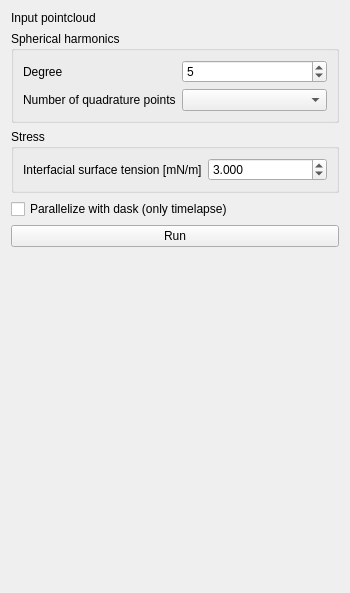
Above: src/napari_stress/_measurements/toolbox.ui from campaslab/napari-stress before the change. Below: the same form after it.
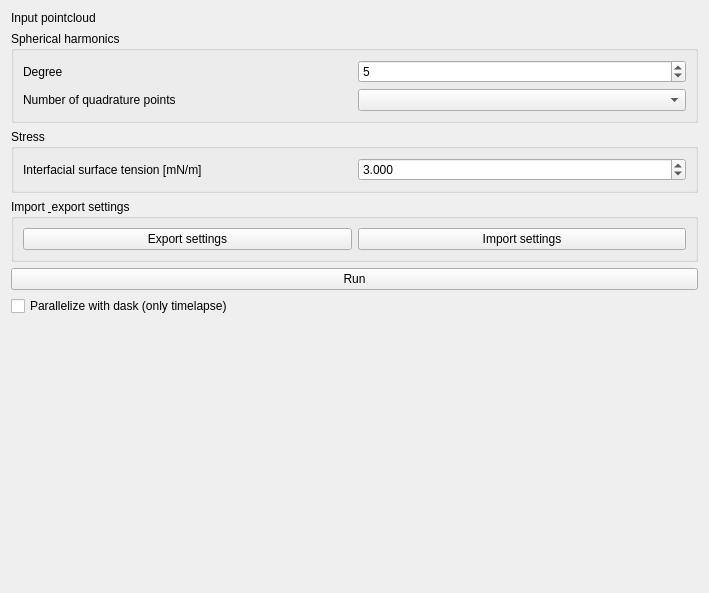
That is the form after the change.

Commit message: added import/export to stress measurement toolbox

```diff
--- a/src/napari_stress/_measurements/toolbox.ui
+++ b/src/napari_stress/_measurements/toolbox.ui
@@ -6,7 +6,7 @@
    <rect>
     <x>0</x>
     <y>0</y>
-    <width>350</width>
+    <width>709</width>
     <height>593</height>
    </rect>
   </property>
@@ -14,21 +14,56 @@
    <string>Form</string>
   </property>
   <layout class="QGridLayout" name="gridLayout_3">
-   <item row="4" column="0" colspan="2">
-    <widget class="QPushButton" name="pushButton_run">
-     <property name="text">
-      <string>Run</string>
+   <item row="2" column="0" colspan="3">
+    <widget class="QGroupBox" name="groupBox_3">
+     <property name="title">
+      <string>Stress</string>
      </property>
+     <layout class="QGridLayout" name="gridLayout_2">
+      <item row="0" column="0">
+       <widget class="QLabel" name="label_4">
+        <property name="text">
+         <string>Interfacial surface tension [mN/m]</string>
+        </property>
+       </widget>
+      </item>
+      <item row="0" column="1">
+       <widget class="QDoubleSpinBox" name="doubleSpinBox_gamma">
+        <property name="decimals">
+         <number>3</number>
+        </property>
+        <property name="value">
+         <double>3.000000000000000</double>
+        </property>
+       </widget>
+      </item>
+     </layout>
     </widget>
    </item>
-   <item row="0" column="0">
-    <widget class="QLabel" name="label_3">
-     <property name="text">
-      <string>Input pointcloud</string>
+   <item row="5" column="0" colspan="3">
+    <widget class="QGroupBox" name="groupBox_4">
+     <property name="title">
+      <string>Import &amp; export settings</string>
      </property>
+     <layout class="QHBoxLayout" name="horizontalLayout">
+      <item>
+       <widget class="QPushButton" name="pushButton_export">
+        <property name="text">
+         <string>Export settings</string>
+        </property>
+       </widget>
+      </item>
+      <item>
+       <widget class="QPushButton" name="pushButton_import">
+        <property name="text">
+         <string>Import settings</string>
+        </property>
+       </widget>
+      </item>
+     </layout>
     </widget>
    </item>
-   <item row="1" column="0" colspan="2">
+   <item row="1" column="0" colspan="3">
     <widget class="QGroupBox" name="groupBox_2">
      <property name="title">
       <string>Spherical harmonics</string>
@@ -61,7 +96,14 @@
      </layout>
     </widget>
    </item>
-   <item row="5" column="1">
+   <item row="7" column="0" colspan="3">
+    <widget class="QPushButton" name="pushButton_run">
+     <property name="text">
+      <string>Run</string>
+     </property>
+    </widget>
+   </item>
+   <item row="9" column="1">
     <spacer name="verticalSpacer">
      <property name="orientation">
       <enum>Qt::Vertical</enum>
@@ -74,36 +116,17 @@
      </property>
     </spacer>
    </item>
-   <item row="0" column="1">
+   <item row="0" column="0">
+    <widget class="QLabel" name="label_3">
+     <property name="text">
+      <string>Input pointcloud</string>
+     </property>
+    </widget>
+   </item>
+   <item row="0" column="1" colspan="2">
     <widget class="QWidget" name="input_widget" native="true"/>
    </item>
-   <item row="2" column="0" colspan="2">
-    <widget class="QGroupBox" name="groupBox_3">
-     <property name="title">
-      <string>Stress</string>
-     </property>
-     <layout class="QGridLayout" name="gridLayout_2">
-      <item row="0" column="0">
-       <widget class="QLabel" name="label_4">
-        <property name="text">
-         <string>Interfacial surface tension [mN/m]</string>
-        </property>
-       </widget>
-      </item>
-      <item row="0" column="1">
-       <widget class="QDoubleSpinBox" name="doubleSpinBox_gamma">
-        <property name="decimals">
-         <number>3</number>
-        </property>
-        <property name="value">
-         <double>3.000000000000000</double>
-        </property>
-       </widget>
-      </item>
-     </layout>
-    </widget>
-   </item>
-   <item row="3" column="0">
+   <item row="8" column="0">
     <widget class="QCheckBox" name="checkBox_use_dask">
      <property name="text">
       <string>Parallelize with dask (only timelapse)</string>
```
The commit also changes 1 other file.
